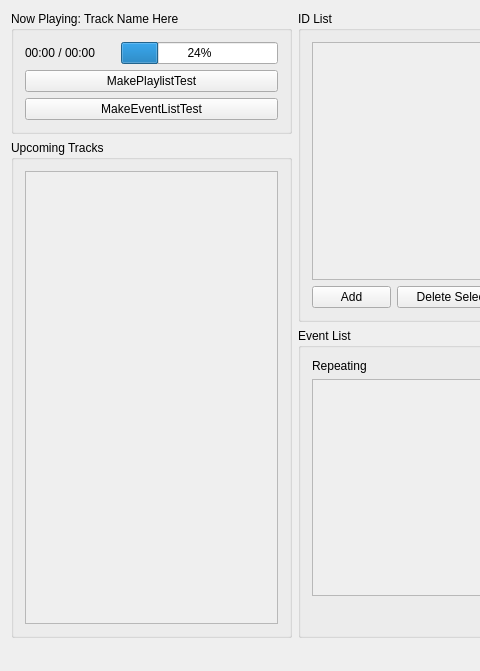
Qt form mainwindow.ui (CaelCoruscare/AutoRadioDJ) before a commit; both pictures show x 0 to 480 and y 0 to 671 of the 1151 by 671 pixel window.
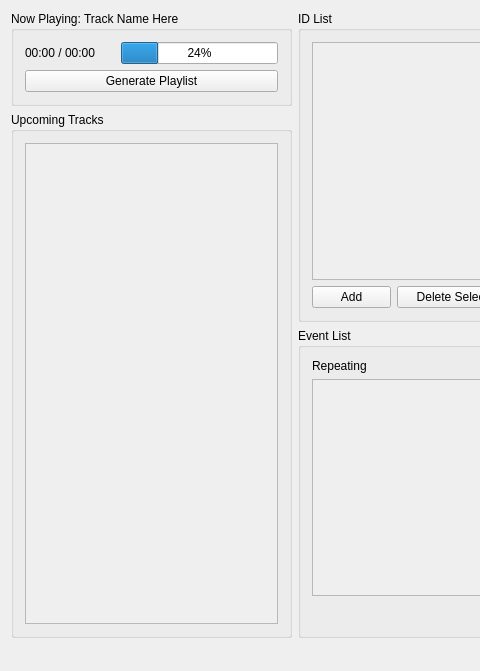
The same form after that commit.

Commit message: Fixed errors with generation of playlist.

```diff
--- a/mainwindow.ui
+++ b/mainwindow.ui
@@ -62,14 +62,7 @@
          <item>
           <widget class="QPushButton" name="pushButton_PlaylistTest">
            <property name="text">
-            <string>MakePlaylistTest</string>
-           </property>
-          </widget>
-         </item>
-         <item>
-          <widget class="QPushButton" name="pushButton_EventTest">
-           <property name="text">
-            <string>MakeEventListTest</string>
+            <string>Generate Playlist</string>
            </property>
           </widget>
          </item>
@@ -93,7 +86,7 @@
               <x>0</x>
               <y>0</y>
               <width>254</width>
-              <height>422</height>
+              <height>453</height>
              </rect>
             </property>
            </widget>
```
The commit also changes 7 other files.
